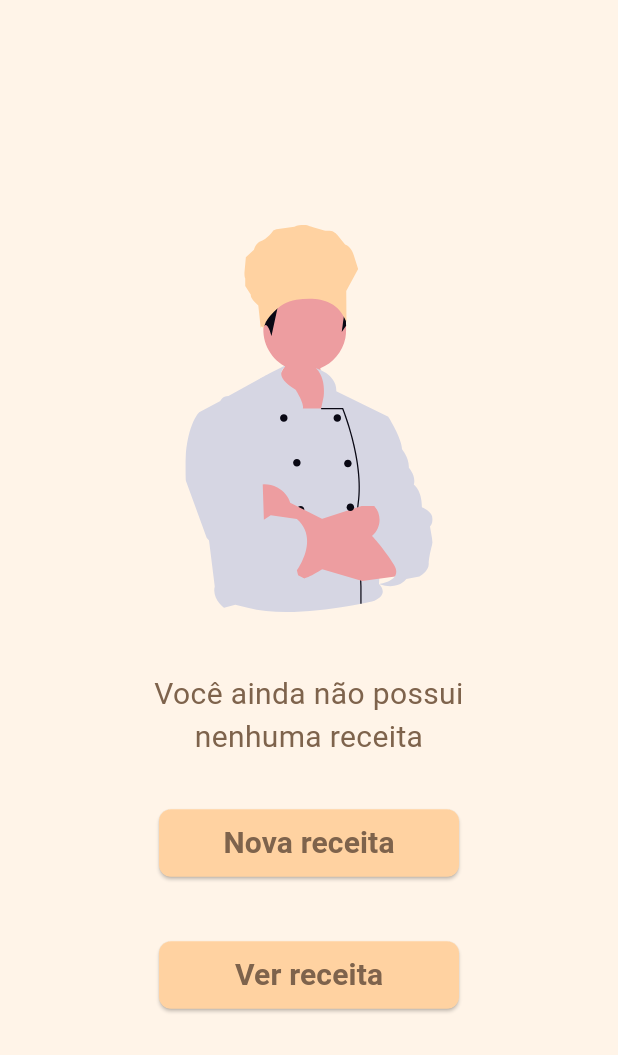
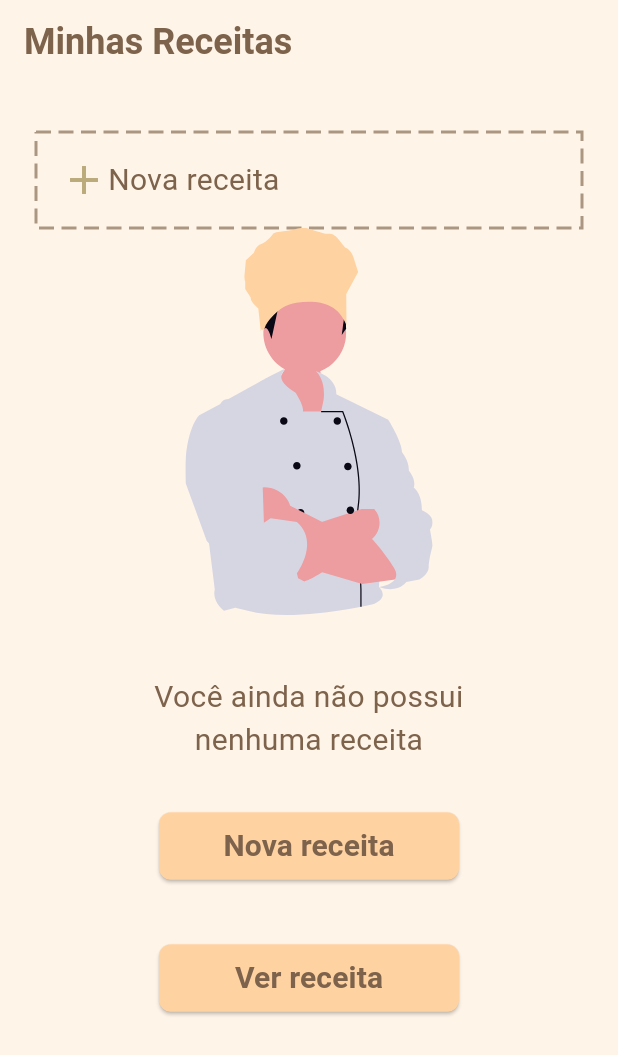
Before and after one commit to Jonathanmoreiraa/minhas_receitas, a Flutter app: the screen it shows after launch, on a phone screen of 412 x 824 dp. Shown: the top 1055 px of the screen. Run offline on Flutter 3.47's test engine with Material 3 defaults, Android fonts, the phone set to English and light mode, and no system bars; drawn by our look-alikes of dotted_border; our stand-ins replace flutter_svg, sqflite, sqflite_common_ffi; missing offline and left inert: flutter_quill; accounts and stored records are empty.

Commit message:
Ajuste da home

```diff
--- a/lib/presentation/screens/home_screen.dart
+++ b/lib/presentation/screens/home_screen.dart
@@ -1,10 +1,40 @@
+import 'package:dotted_border/dotted_border.dart';
 import 'package:flutter/material.dart';
 import 'package:flutter_svg/flutter_svg.dart';
+import 'package:minhas_receitas/data/models/receita.dart';
+import 'package:minhas_receitas/data/repositories/receita_repository.dart';
 import 'package:minhas_receitas/presentation/widgets/custom_button.dart';
 import 'package:minhas_receitas/presentation/widgets/custom_paragraph.dart';
+import 'package:minhas_receitas/presentation/widgets/custom_title.dart';
 
-class HomeScreen extends StatelessWidget {
+class HomeScreen extends StatefulWidget {
   const HomeScreen({super.key});
+
+  @override
+  State<HomeScreen> createState() => _HomeScreenState();
+}
+class _HomeScreenState extends State<HomeScreen> {
+  final ReceitaRepository _repository = ReceitaRepository();
+  List<Receita> _receitas = [];
+
+  @override
+  void initState() {
+    super.initState();
+    _carregarReceitas();
+  }
+
+  @override
+  void didChangeDependencies() {
+    super.didChangeDependencies();
+    _carregarReceitas();
+  }
+
+  Future<void> _carregarReceitas() async {
+    final receitas = await _repository.getReceitas();
+    setState(() {
+      _receitas = receitas;
+    });
+  }
 
   @override
   Widget build(BuildContext context) {
@@ -14,8 +44,101 @@ class HomeScreen extends StatelessWidget {
     );
 
     return Scaffold(
-      body: Center(
+      appBar: AppBar(
+        backgroundColor: Colors.transparent,
+        elevation: 0,
+        title: Text("Minhas Receitas"),
+        titleTextStyle: TextStyle(
+          fontSize: 24,
+          fontWeight: FontWeight.bold,
+          color: Color.fromARGB(255, 126, 99, 76),
+        ),
+      ),
+      body: Stack(
+        children: [
+          SingleChildScrollView(
             child: Column(
+              children: [
+                Container(
+                  margin: EdgeInsets.fromLTRB(24, 32, 24, 0),
+                  child: DottedBorder(
+                    options: RectDottedBorderOptions(
+                      dashPattern: [10, 5],
+                      strokeWidth: 2,
+                      padding: EdgeInsets.all(16),
+                      color: Color.fromARGB(166, 126, 99, 76),
+                    ),
+                    child: Row(
+                      children: [
+                        Icon(
+                          Icons.add,
+                          color: Color.fromARGB(178, 157, 139,76),
+                          size: 32,
+                        ),
+                        CustomParagraph(text: "Nova receita")
+                      ],
+                    )
+                  ),
+                ),
+                Center(
+                  child: Builder(
+                    builder: (context) {
+                      if (_receitas.isNotEmpty) {
+                        return Column(
+                          mainAxisAlignment: MainAxisAlignment.center,
+                          crossAxisAlignment: CrossAxisAlignment.center,
+                          children: [
+                            ListView.builder(
+                              padding: const EdgeInsets.all(24),
+                              itemCount: _receitas.length,
+                              scrollDirection: Axis.vertical,
+                              shrinkWrap: true,
+                              itemBuilder: (BuildContext context, int index) {
+                                final Receita receita = _receitas[index];
+
+                                return Container(
+                                  height: 80,
+                                  margin: EdgeInsets.only(bottom: 16),
+                                  decoration: BoxDecoration(
+                                    borderRadius: BorderRadius.circular(8),
+                                    color: Colors.white,
+                                    boxShadow: [
+                                      BoxShadow(
+                                        color: Colors.black26,
+                                        spreadRadius: 0,
+                                        blurRadius: 2,
+                                        offset: Offset(0, 2),
+                                      ),
+                                    ],
+                                  ),
+                                  child: Row(
+                                    children: [
+                                      Image.network(
+                                        'https://picsum.photos/500/300?image=63',
+                                        fit: BoxFit.cover,
+                                      ),
+                                      //TODO: ajustar
+                                      Row(
+                                        mainAxisSize: MainAxisSize.max,
+                                        mainAxisAlignment: MainAxisAlignment.spaceBetween,
+                                        crossAxisAlignment: CrossAxisAlignment.center,
+                                        children: [
+                                          Padding(
+                                            padding: EdgeInsetsGeometry.only(left: 16),
+                                            child: CustomParagraph(text: receita.nome, ),
+                                          ),
+                                          Icon(Icons.close)
+                                        ],
+                                      )
+                                    ],
+                                  ),
+                                );
+                              }
+                            ),
+                          ],
+                        );
+                      } else {
+                        return Column(
                           mainAxisAlignment: MainAxisAlignment.center,
                           crossAxisAlignment: CrossAxisAlignment.center,
                           children: [
@@ -29,8 +152,9 @@ class HomeScreen extends StatelessWidget {
                             const SizedBox(height: 40),
                             CustomButton(
                               label: 'Nova receita',
-              onPressed: () {
-                Navigator.pushNamed(context, '/add');
+                              onPressed: () async {
+                                await Navigator.pushNamed(context, '/add');
+                                _carregarReceitas();
                               },
                             ),
                             const SizedBox(height: 40),
@@ -41,7 +165,15 @@ class HomeScreen extends StatelessWidget {
                               },
                             ),
                           ],
+                        );
+                      }
+                    }
                   ),
+                ),
+              ],
+            ),
+          )
+        ]
       ),
     );
   }
--- a/pubspec.yaml
+++ b/pubspec.yaml
@@ -40,6 +40,7 @@ dependencies:
   path: ^1.9.1
   path_provider: ^2.1.5
   sqflite_common_ffi: ^2.3.5
+  dotted_border: ^3.0.1
 
 dev_dependencies:
   flutter_test:
```
Also changed, not shown: pubspec.lock. Lines whose indentation alone changed are shown as unchanged.
